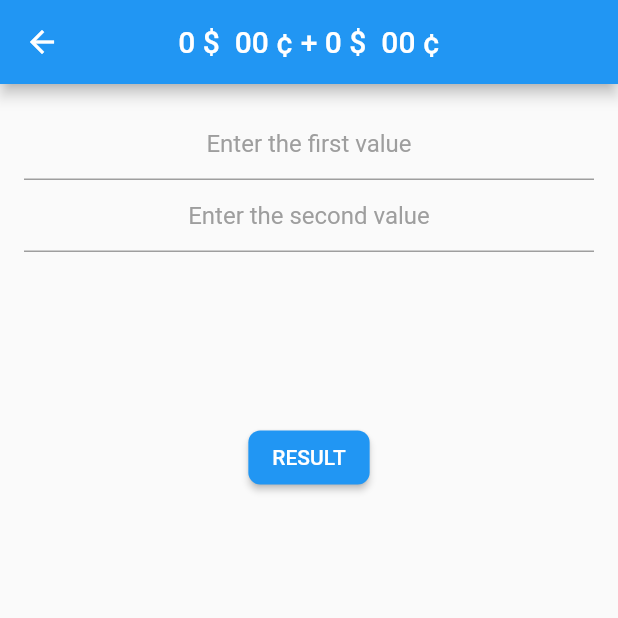
After one commit to SergioSorokin/sergey-sorokin-basics, a Flutter app: the screen it shows after launch, after a tap on "Show in monetary terms", after a tap on the "add" icon, on a phone screen of 412 x 824 dp, the top half of it. The commit adds this screen. Run offline on Flutter 3.47's test engine with Material 2 defaults, Android fonts, the phone set to English and light mode, and no system bars; our stand-ins replace flutter_switch.

Commit message:
SU-3723: implementation of the method for adding two objects of type MyMoney in the process

```diff
--- /dev/null
+++ b/lib/basis/2/addition_screen.dart
@@ -0,0 +1,149 @@
+import 'package:flutter/material.dart';
+import 'package:flutter/services.dart';
+import 'package:pdp_project/basis/2/special_type_money.dart';
+
+class AdditionScreen extends StatefulWidget {
+  const AdditionScreen({Key? key}) : super(key: key);
+
+  @override
+  _AdditionScreenState createState() => _AdditionScreenState();
+}
+
+class _AdditionScreenState extends State<AdditionScreen> {
+  String message = '';
+  final formKey = GlobalKey<FormState>();
+  late MyMoney myMoney1;
+  late MyMoney myMoney2;
+  final TextEditingController inputStringController1 = TextEditingController();
+  final TextEditingController inputStringController2 = TextEditingController();
+  @override
+  Widget build(BuildContext context) {
+    return Scaffold(
+      floatingActionButtonLocation: FloatingActionButtonLocation.centerDocked,
+      appBar: AppBar(
+        title: Text(
+            '${myMoney1 = MyMoney(inputString: inputStringController1.text)} + ${myMoney2 = MyMoney(inputString: inputStringController2.text)}'),
+        centerTitle: true,
+      ),
+      body: Form(
+        key: formKey,
+        child: SingleChildScrollView(
+          child: Padding(
+            padding: const EdgeInsets.all(16),
+            child: Column(
+              children: [
+                Center(
+                  child: Container(
+                    child: TextFormField(
+                        textAlign: TextAlign.center,
+                        onChanged: (value) {
+                          setState(
+                            () {
+                              myMoney1 = MyMoney(
+                                  inputString: inputStringController1.text);
+                            },
+                          );
+                        },
+                        controller: inputStringController1,
+                        decoration: InputDecoration(
+                          hintText: 'Enter the first value',
+                          hintStyle:
+                              TextStyle(color: Colors.grey, fontSize: 16),
+                          enabledBorder: UnderlineInputBorder(
+                            borderSide: BorderSide(color: Colors.grey),
+                          ),
+                          focusedBorder: UnderlineInputBorder(
+                            borderSide: BorderSide(color: Colors.grey),
+                          ),
+                        ),
+                        inputFormatters: [
+                          FilteringTextInputFormatter.allow(RegExp('[0-9.]')),
+                        ],
+                        validator: showValidate),
+                  ),
+                ),
+                Center(
+                  child: Container(
+                    child: TextFormField(
+                      textAlign: TextAlign.center,
+                      onChanged: (value) {
+                        setState(
+                          () {
+                            myMoney2 = MyMoney(
+                                inputString: inputStringController2.text);
+                          },
+                        );
+                      },
+                      controller: inputStringController2,
+                      decoration: InputDecoration(
+                        hintText: 'Enter the second value',
+                        hintStyle: TextStyle(color: Colors.grey, fontSize: 16),
+                        enabledBorder: UnderlineInputBorder(
+                          borderSide: BorderSide(color: Colors.grey),
+                        ),
+                        focusedBorder: UnderlineInputBorder(
+                          borderSide: BorderSide(color: Colors.grey),
+                        ),
+                      ),
+                      inputFormatters: [
+                        FilteringTextInputFormatter.allow(RegExp('[0-9.]')),
+                      ],
+                      validator: showValidate,
+                    ),
+                  ),
+                ),
+                Padding(
+                  padding: const EdgeInsets.only(top: 28, bottom: 48),
+                  child: Text(
+                    message,
+                    style: TextStyle(color: Colors.pink, fontSize: 18),
+                  ),
+                ),
+                Padding(
+                  padding: EdgeInsets.all(16),
+                  child: ElevatedButton(
+                    onPressed: () => validator(),
+                    style: ElevatedButton.styleFrom(
+                      shape: RoundedRectangleBorder(
+                        borderRadius: BorderRadius.circular(8),
+                      ),
+                    ),
+                    child: Text(
+                      'RESULT',
+                      style: const TextStyle(fontSize: 14),
+                    ),
+                  ),
+                ),
+              ],
+            ),
+          ),
+        ),
+      ),
+    );
+  }
+
+  String? showValidate(value) {
+    if (value!.isEmpty) {
+      setState(
+        () {
+          message = 'It is foolish to check an empty field';
+        },
+      );
+      return '';
+    }
+    return null;
+  }
+
+  void validator() async {
+    if (formKey.currentState!.validate()) {
+      setState(
+        () {
+          message = MyMoney(
+                  inputString: MyMoney(inputString: '')
+                      .additionMoneyObjects(myMoney1, myMoney2))
+              .toString();
+        },
+      );
+    }
+  }
+}
--- a/lib/basis/2/money_screen.dart
+++ b/lib/basis/2/money_screen.dart
@@ -1,5 +1,6 @@
 import 'package:flutter/material.dart';
 import 'package:flutter/services.dart';
+import 'package:pdp_project/basis/2/addition_screen.dart';
 import 'package:pdp_project/basis/2/special_type_money.dart';
 
 class MoneyScreen extends StatefulWidget {
@@ -89,9 +90,6 @@ class _MoneyScreenState extends State<MoneyScreen> {
                 ),
                 Padding(
                   padding: EdgeInsets.all(16),
-                  child: ConstrainedBox(
-                    constraints: const BoxConstraints(
-                        minWidth: double.maxFinite, minHeight: 48),
                   child: ElevatedButton(
                     onPressed: () => validator(inputString),
                     style: ElevatedButton.styleFrom(
@@ -100,11 +98,24 @@ class _MoneyScreenState extends State<MoneyScreen> {
                       ),
                     ),
                     child: Text(
-                        'To know',
+                      'Show in monetary terms',
                       style: const TextStyle(fontSize: 14),
                     ),
                   ),
                 ),
+                Row(
+                  mainAxisAlignment: MainAxisAlignment.center,
+                  children: [
+                    Padding(
+                      padding: EdgeInsets.all(4),
+                      child: ElevatedButton(
+                          onPressed: () => Navigator.push(
+                              context,
+                              MaterialPageRoute(
+                                  builder: (context) => AdditionScreen())),
+                          child: Icon(Icons.add_rounded)),
+                    ),
+                  ],
                 ),
               ],
             ),
```
Also changed, not shown: lib/basis/2/special_type_money.dart (+19 -0 lines). Lines whose indentation alone changed are shown as unchanged.
